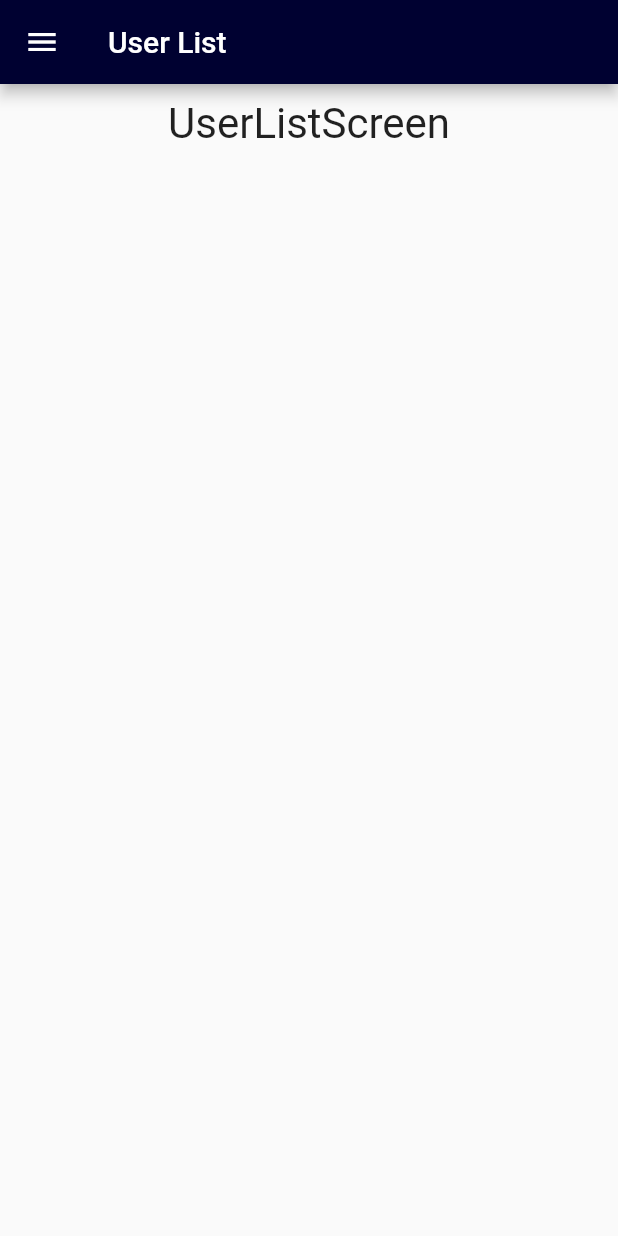
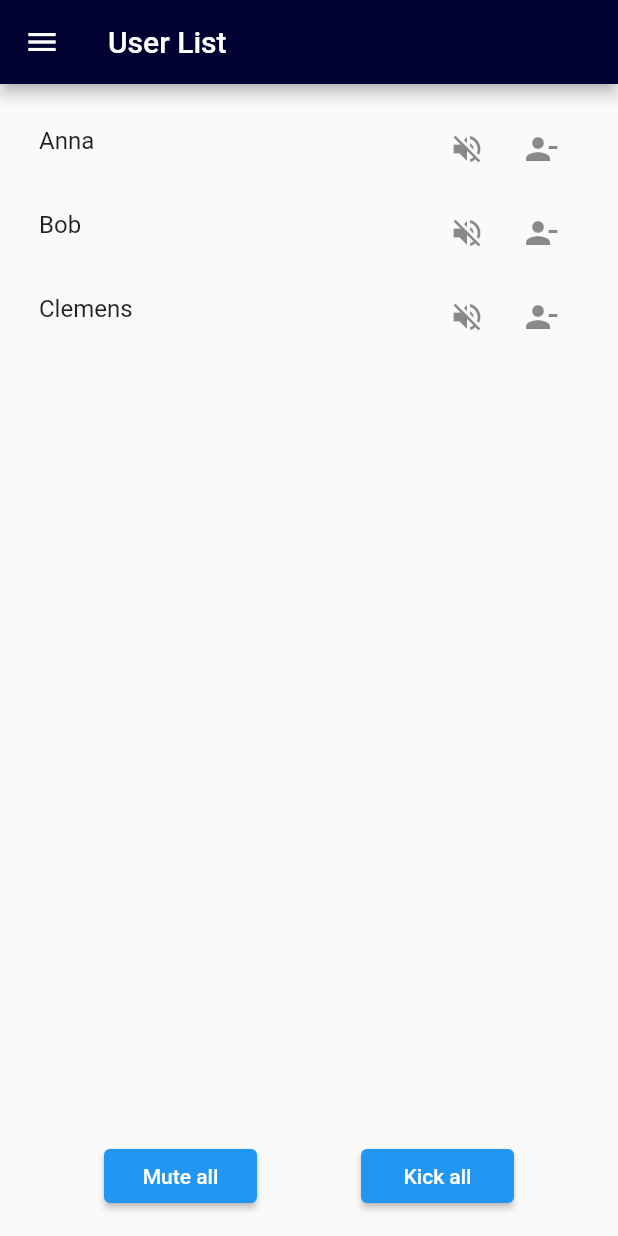
Before and after one commit to ClemensWon/RaspPlayer, a Flutter app: the UserListScreen screen opened by its route, on a phone screen of 412 x 824 dp. Run offline on Flutter 3.47's test engine with Material 2 defaults, Android fonts, the phone set to English and light mode, and no system bars.

Commit message:
created user list component, added UI to UserListScreen

```diff
--- /dev/null
+++ b/raspplayer_app/lib/Components/UserListItem.dart
@@ -0,0 +1,47 @@
+import 'package:flutter/cupertino.dart';
+import 'package:flutter/material.dart';
+
+class UserListItem extends StatelessWidget {
+  final String username;
+  final bool adminViw;
+  final bool allowMute;
+
+  const UserListItem({Key key, this.username, this.adminViw, this.allowMute})
+      : super(key: key);
+
+  @override
+  Widget build(BuildContext context) {
+    if (adminViw) {
+      return ListTile(
+        title: Text(username),
+        trailing: SizedBox.fromSize(
+          size: Size(100,30),
+          child:  Row(
+            mainAxisAlignment: MainAxisAlignment.spaceEvenly,
+            children: [
+              IconButton(icon: Icon(Icons.volume_off), onPressed: () {}),
+              IconButton(icon: Icon(Icons.person_remove), onPressed: () {}),
+            ],
+          ),
+        ),
+      );
+    }
+    if (allowMute) {
+      return ListTile(
+        title: Text(username),
+        trailing: SizedBox.fromSize(
+          size: Size(100,30),
+          child:  Row(
+            mainAxisAlignment: MainAxisAlignment.spaceEvenly,
+            children: [
+              IconButton(icon: Icon(Icons.volume_off), onPressed: () {}),
+            ],
+          ),
+        ),
+      );
+    }
+    return ListTile(
+      title: Text(username),
+    );
+  }
+}
--- a/raspplayer_app/lib/Screens/UserListScreen.dart
+++ b/raspplayer_app/lib/Screens/UserListScreen.dart
@@ -1,6 +1,7 @@
 import 'package:flutter/cupertino.dart';
 import 'package:flutter/material.dart';
 import 'package:raspplayer_app/Components/NavigationDrawer.dart';
+import 'package:raspplayer_app/Components/UserListItem.dart';
 
 class UserListScreen extends StatefulWidget {
   @override
@@ -8,6 +9,9 @@ class UserListScreen extends StatefulWidget {
 }
 
 class UserListScreenState extends State<UserListScreen> {
+  final bool _adminView = true;
+  final bool _allowMute = true;
+
   @override
   Widget build(BuildContext context) {
     // TODO: implement build
@@ -18,13 +22,60 @@ class UserListScreenState extends State<UserListScreen> {
       drawer: NavigationDrawer(),
       body: Container(
         width: double.infinity,
-        margin:EdgeInsets.all(10),
-        child: Text(
-          'UserListScreen',
-          style: TextStyle(fontSize: 28),
-          textAlign: TextAlign.center,
+        margin: EdgeInsets.all(10),
+        child: ListView(
+          children: [
+            UserListItem(
+              username: "Anna",
+              allowMute: _allowMute,
+              adminViw: _adminView,
+            ),
+            UserListItem(
+              username: "Bob",
+              allowMute: _allowMute,
+              adminViw: _adminView,
+            ),
+            UserListItem(
+              username: "Clemens",
+              allowMute: _allowMute,
+              adminViw: _adminView,
+            )
+          ],
         ),
       ),
+      floatingActionButton: Row(
+          mainAxisAlignment: MainAxisAlignment.spaceEvenly,
+          children: [
+            if (_adminView) ElevatedButton(
+              child: SizedBox(
+                  width: 70,
+                  child:Text(
+                    "Mute all",
+                    textAlign: TextAlign.center,
+                    maxLines: 1,
+                  )
+              ),
+              onPressed: () {
+                //...
+              },
+
+            ),
+            if (_adminView) ElevatedButton(
+              child: SizedBox(
+                  width: 70,
+                  child:Text(
+                    "Kick all",
+                    textAlign: TextAlign.center,
+                    maxLines: 1,
+                  )
+              ),
+              onPressed: () {
+
+              },
+            )
+          ]
+      ),
+      floatingActionButtonLocation: FloatingActionButtonLocation.centerFloat,
     );
   }
 }
```
